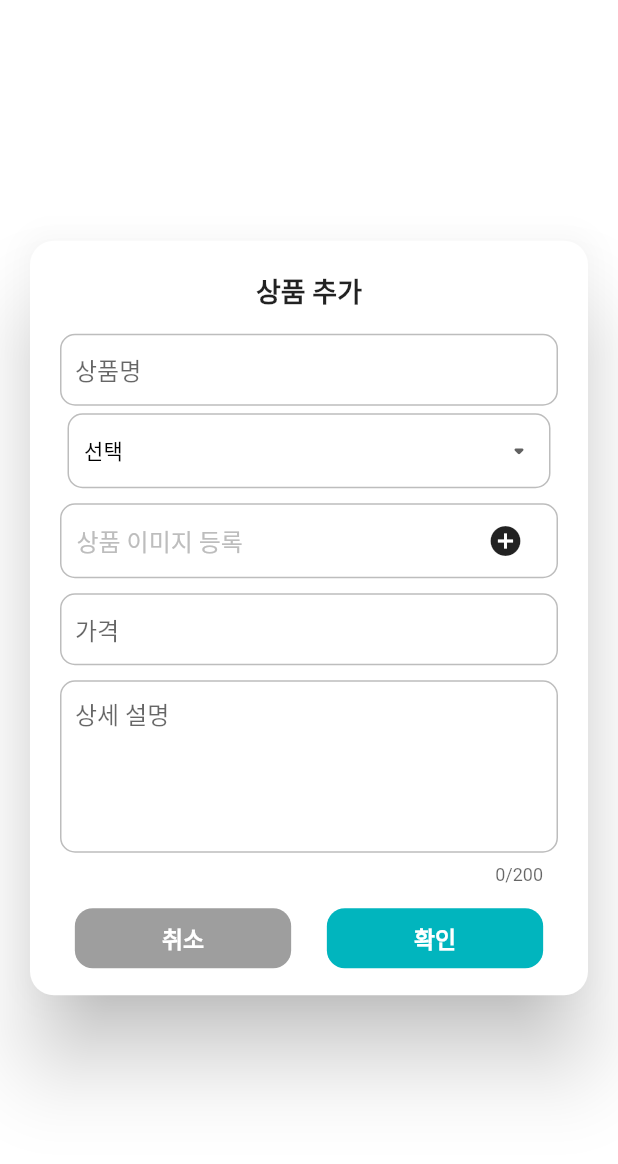
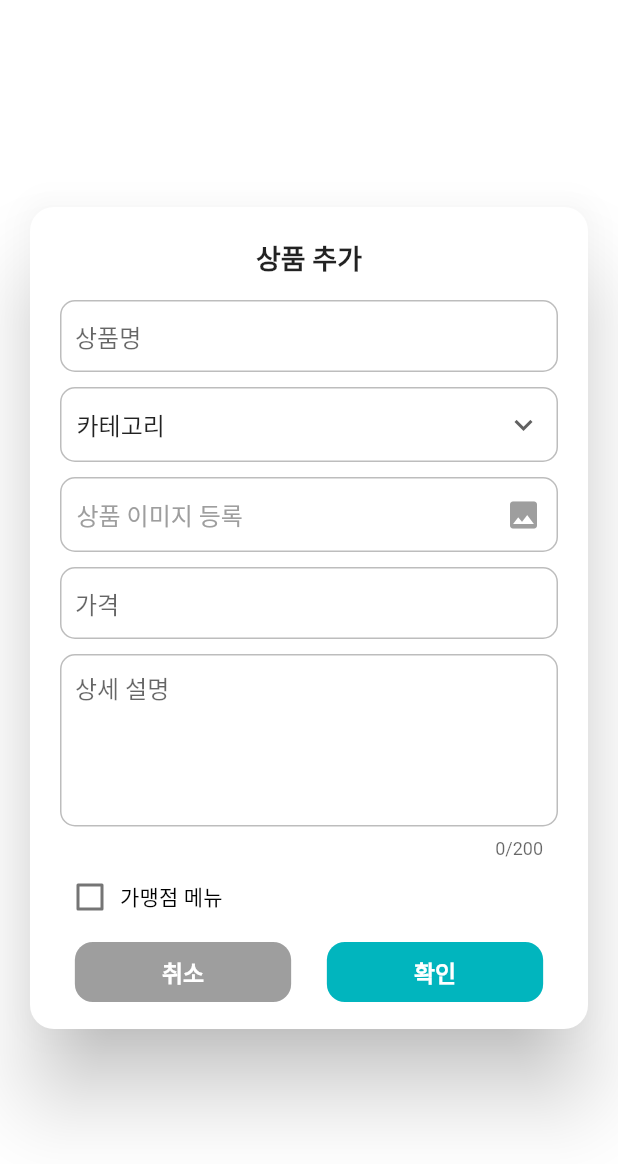
Before and after one commit to isyouhoney/dajung_logistics_app, a Flutter app: the AddItem widget shown alone on an empty page, opened directly, after a tap on "확인", on a phone screen of 412 x 824 dp. Shown: the top 1164 px of the screen. Run offline on Flutter 3.47's test engine with Material 3 defaults, Android fonts, the phone set to English and light mode, and no system bars; our stand-ins replace firebase_auth, firebase_core, firebase_messaging, firebase_remote_config, flutter_dotenv, flutter_secure_storage and 7 more; accounts and stored records are empty; network calls fail; project files that could hold a hidden picture were left out.

Commit message:
feat:[메인매장]제품 관리/제품 등록 페이지 제작완료

```diff
--- a/lib/models/item.dart
+++ b/lib/models/item.dart
@@ -16,7 +16,7 @@ class Item with _$Item {
     required String description,
     required ItemCategory category,
     ItemStatus? status,
-    required User owner,
+    User? owner,
     List<Role>? targets,
 }) = _Item;
 
--- a/lib/models/item_category.dart
+++ b/lib/models/item_category.dart
@@ -9,9 +9,10 @@ part 'item_category.g.dart';
 class ItemCategory with _$ItemCategory {
   const ItemCategory._();
   factory ItemCategory({
+    required int id,
     required String categoryName,
-    required User mainStore,
-    required Item items,
+    User? mainStore,
+    List<Item>? items,
 }) = _ItemCategory;
 
   factory ItemCategory.fromJson(Map<String, dynamic> json) =>
--- a/lib/repositories/item_repository.dart
+++ b/lib/repositories/item_repository.dart
@@ -1,5 +1,6 @@
 import 'dart:convert';
 import 'package:bakery_app/models/item.dart';
+import 'package:bakery_app/models/item_category.dart';
 import 'package:bakery_app/models/term.dart';
 import 'package:bakery_app/models/user.dart';
 import 'package:bakery_app/utils/configs.dart';
@@ -33,15 +34,48 @@ class ItemRepository extends GetxController {
 
     if (bodyStatusCode == 200) {
       List<dynamic> data = responseBody['data'];
-      List<Item> itemList = [];
+      print('item ; $data');
+      // List<Item> itemList = [];
       // data.map((item) {
       //   itemList.add(Item(itemName: '', price: null, images: '', description: '', category: null, status: null, owner: null, targets: null));
       // }).toList();
-      return itemList;
+      return data;
     } else {
       logger.e('제품 리스트 조회 요청 실패: ${response.statusCode}');
     }
   }
+
+  Future<List?> getCategories() async {
+      final Uri url = Uri.parse('$baseUrl/item-category');
+      String? accessToken = await SecureStorage.get(Cached.ACCESS);
+
+      if (accessToken == null) {
+        logger.e('액세스 토큰이 없습니다.');
+        return null;
+      }
+
+      final response = await http.get(
+        url,
+        headers: <String, String>{
+          'Content-Type': 'application/json',
+          'Authorization': 'Bearer $accessToken',
+        },
+      );
+
+      var responseBody = jsonDecode(response.body);
+      var bodyStatusCode = responseBody['statusCode'];
+
+      if (bodyStatusCode == 200) {
+        List<dynamic> data = responseBody['data'];
+        List<ItemCategory> itemList = [];
+        data.map((item) {
+          itemList.add(ItemCategory(id: item['id'], categoryName: item['categoryName']));
+        }).toList();
+        return itemList;
+      } else {
+        logger.e('카테고리 조회 요청 실패: ${response.statusCode}');
+      }
+    }
 
   Future<bool?> postItem(Item item) async {
     final Uri url = Uri.parse('$baseUrl/item');
@@ -64,7 +98,6 @@ class ItemRepository extends GetxController {
         'image' : item.images,
         'description' : item.description,
         'category' : item.category,
-        'owner' : AuthService.to.user,
         'targets' : [
           {"target": "마스터"},
           {"target": "메인"},
@@ -78,8 +111,6 @@ class ItemRepository extends GetxController {
     var bodyStatusCode = responseBody['statusCode'];
 
     if (bodyStatusCode == 200) {
-      Item data = responseBody['data'];
-      print(data);
       return true;
     } else {
       logger.e('제품 등록 요청 실패: ${response.statusCode}');
--- a/lib/view/main/data/data_statistics.dart
+++ b/lib/view/main/data/data_statistics.dart
@@ -28,7 +28,7 @@ class _DataStatisticsState extends State<DataStatistics> {
             ],),
             const SizedBox(height: 10),
             const DatePicker(),
-            const CustomDropdown(),
+            CustomDropdown(),
             Table()
           ]),
     );
--- a/lib/view/main/item/add_item.dart
+++ b/lib/view/main/item/add_item.dart
@@ -1,5 +1,6 @@
 import 'package:bakery_app/models/item.dart';
 import 'package:bakery_app/models/item_category.dart';
+import 'package:bakery_app/utils/themeData.dart';
 import 'package:bakery_app/viewmodels/auth_service.dart';
 import 'package:bakery_app/viewmodels/item_service.dart';
 import 'package:bakery_app/widgets/custom_dropdown.dart';
@@ -7,7 +8,9 @@ import 'package:bakery_app/widgets/custom_textfield.dart';
 import 'package:bakery_app/widgets/custom_widget.dart';
 import 'package:bakery_app/widgets/image_picker/image_picker.dart';
 import 'package:flutter/material.dart';
+import 'package:get/get.dart';
 import 'package:get/get_rx/src/rx_types/rx_types.dart';
+import 'package:get/get_state_manager/src/rx_flutter/rx_obx_widget.dart';
 import 'package:responsive_sizer/responsive_sizer.dart';
 
 class AddItem extends StatefulWidget {
@@ -21,16 +24,17 @@ class _AddItemState extends State<AddItem> {
   late TextEditingController itemNameController;
   late TextEditingController priceController;
   late TextEditingController descriptionController;
-  late String image;
-  late RxBool subStore;
+  RxList<String> categoryNameList = ['카테고리'].obs;
+  List<dynamic> categoryList=[];
+  RxBool subStore = false.obs;
 
   @override
   void initState() {
     super.initState();
+    getCategoryNameList();
     itemNameController = TextEditingController();
     priceController = TextEditingController();
     descriptionController = TextEditingController();
-    subStore = false.obs;
   }
 
   @override
@@ -39,6 +43,13 @@ class _AddItemState extends State<AddItem> {
     priceController.dispose();
     descriptionController.dispose();
     super.dispose();
+  }
+
+  Future getCategoryNameList() async{
+    categoryList = (await ItemService.to.fetchCategories())!;
+    for (var e in categoryList) {
+      categoryNameList.add(e.categoryName);
+    }
   }
 
   @override
@@ -54,17 +65,28 @@ class _AddItemState extends State<AddItem> {
           content: SingleChildScrollView(
             child: Column(children: [
               CustomTextField(hintText: '상품명', controller: itemNameController),
-              const CustomDropdown(),
-              const CustomImagePicker(),
+              CustomDropdown(list: categoryNameList.value, selectedValue: ItemService.to.addItemCategory),//, selectedValue: ItemService.to.addItemCategory),
+              CustomImagePicker(),
               CustomTextField(hintText: '가격', controller: priceController),
               CustomTextField(hintText: '상세 설명', controller: descriptionController, maxLine: 5,counterText: true,),
+              Obx(()=>Row(
+                children: [
+                  Checkbox(value: subStore.value, onChanged: (value) => subStore.value = value!, materialTapTargetSize: MaterialTapTargetSize.shrinkWrap, activeColor: CC.mainColor),
+                  Text('가맹점 메뉴', style: Theme.of(context).textTheme.titleSmall)
+                ],
+              ),)
             ],),
           ),
           actions: [
           Row(mainAxisAlignment: MainAxisAlignment.spaceAround,children: [
             CW.textButton('취소',onPressed: ()=>Navigator.of(context).pop(), width: 35.w, height: 40, color: Colors.grey),
             CW.textButton('확인', onPressed: (){
-            }, width: 35.w, height: 40)])
+              ItemCategory category = ItemCategory(id: 0, categoryName: ItemService.to.addItemCategory!.value);
+                  categoryList.forEach((e){if(e.categoryName==ItemService.to.addItemCategory?.value) category = e;});
+              ItemService.to.addItem(Item(itemName: itemNameController.text, price: int.parse(priceController.text), images: ItemService.to.addItemImage.value, description: descriptionController.text, category: category));
+            Get.back();
+            setState(() {});
+              }, width: 35.w, height: 40)])
           ],
         );
   }
--- a/lib/view/main/item/item_management.dart
+++ b/lib/view/main/item/item_management.dart
@@ -1,5 +1,3 @@
-import 'package:bakery_app/utils/themeData.dart';
-import 'package:bakery_app/view/main/item/add_item.dart';
 import 'package:bakery_app/viewmodels/item_service.dart';
 import 'package:bakery_app/widgets/add_item_button.dart';
 import 'package:bakery_app/widgets/custom_container.dart';
@@ -27,21 +25,12 @@ class ItemManagement extends StatelessWidget {
                   return const Center(child: Text("오류가 발생했습니다."));
                 }
                 print(snapshot.data);
-                return ItemField(name: '소금빵');
+                return Column(children:
+
+                snapshot.data!.map((e)=>ItemField(name: e['itemName'])).toList()
+                );
               }),
-          // Expanded(
-          //   child: ListView.builder(
-          //     shrinkWrap: true,
-          //     physics: const NeverScrollableScrollPhysics(),
-          //     itemBuilder: (BuildContext context, int index) {
-          //     return ItemField(name: '상품명');
-          //   },),
-          // ),
-          const ItemField(name: '소금빵'),
-          const ItemField(name: '대파크림치즈 소금빵'),
-          const ItemField(name: '초코 소금빵'),
-          const ItemField(name: '치아바타'),
-          AddItemButton()
+          const AddItemButton()
         ]),
       ),
     );
--- a/lib/view/main/stock/stock_field.dart
+++ b/lib/view/main/stock/stock_field.dart
@@ -15,7 +15,7 @@ class StockField extends StatelessWidget {
       child: Row(children: [
         Text(name, style: Theme.of(context).textTheme.titleSmall),
         const Spacer(),
-        const CustomDropdown(width: 100, height: 40,)
+        CustomDropdown(width: 100, height: 40,)
       ],),
     );
   }
--- a/lib/view/sub/order/widgets/order_form.dart
+++ b/lib/view/sub/order/widgets/order_form.dart
@@ -27,7 +27,7 @@ class OrderForm extends StatelessWidget {
   Widget orderItem(BuildContext context){
     return ItemFieldLayout(name: '올리브 치아바타',
         mainWidget: Column(children: [
-          const CustomDropdown(width: 80,height: 40,),
+          CustomDropdown(width: 80,height: 40,),
           Text('재고 : 10EA', style: TextStyle(color: CC.errorColor),)
         ],),
         subWidget:CW.textButton('상세', width: 60, height: 40, color: CC.mainColor, radius: 10,
--- a/lib/viewmodels/item_service.dart
+++ b/lib/viewmodels/item_service.dart
@@ -1,11 +1,12 @@
 import 'package:bakery_app/models/item.dart';
 import 'package:bakery_app/repositories/item_repository.dart';
-import 'package:flutter/cupertino.dart';
 import 'package:get/get.dart';
 
 class ItemService extends GetxService {
   final ItemRepository itemRepository = ItemRepository();
   static ItemService get to => Get.find();
+  final RxString addItemCategory = '카테고리'.obs;
+  final addItemImage = ''.obs;
 
   Future<List?> fetchItems() async {
     var fetchedItems = await itemRepository.getItems();
@@ -13,6 +14,14 @@ class ItemService extends GetxService {
       return fetchedItems;
     } else {
       print('제품목록을 불러오는데 실패했습니다.');
+    }
+  }
+  Future<List?> fetchCategories() async {
+    var fetchedCategories = await itemRepository.getCategories();
+    if (fetchedCategories != null){
+      return fetchedCategories;
+    } else {
+      print('카테고리 목록을 불러오는데 실패했습니다.');
     }
   }
 
--- a/lib/widgets/custom_dropdown.dart
+++ b/lib/widgets/custom_dropdown.dart
@@ -1,22 +1,33 @@
+import 'package:bakery_app/viewmodels/item_service.dart';
 import 'package:flutter/material.dart';
+import 'package:get/get_rx/src/rx_types/rx_types.dart';
+import 'package:get/get_state_manager/src/rx_flutter/rx_obx_widget.dart';
 import 'package:responsive_sizer/responsive_sizer.dart';
 
-class CustomDropdown extends StatelessWidget {
-  const CustomDropdown({super.key, this.height, this.width}); //required this.list});
-  // final List list;
+class CustomDropdown extends StatefulWidget {
+  CustomDropdown(
+      {super.key, this.height, this.width, this.list, this.selectedValue,
+      });
+
+  final List<String>? list;
   final double? height;
   final double? width;
+  final RxString? selectedValue;
 
   @override
+  State<CustomDropdown> createState() => _CustomDropdownState();
+}
+
+class _CustomDropdownState extends State<CustomDropdown> {
+  @override
   Widget build(BuildContext context) {
-    const List<String> list = <String>['선택', '1', '2', '3','4','5'];
-    String dropdownValue = list.first;
+    const List<String> noList = ['선택'];
 
       return Padding(
-      padding: const EdgeInsets.fromLTRB(5,0,5,5),
+      padding: const EdgeInsets.symmetric(vertical: 5),
       child: Container(
-        height: height??50,
-        width: width??100.w,
+        height: widget.height ?? 50,
+        width: widget.width ?? 100.w,
         padding: const EdgeInsets.all(10),
         decoration: BoxDecoration(
           borderRadius: BorderRadius.circular(10),
@@ -24,24 +35,31 @@ class CustomDropdown extends StatelessWidget {
             color: Colors.grey.shade400,
           ),
         ),
-        child: DropdownButton(
+        child: Obx(()=>DropdownButton(
+          style: Theme.of(context).textTheme.bodyLarge?.copyWith(color: widget.selectedValue?.value == widget.list?.first ? Colors.grey : Colors.black),
             underline: const SizedBox.shrink(),
             isExpanded: true,
-          value: dropdownValue,
-          icon: const Icon(Icons.arrow_drop_down_rounded,size: 20),
+            value: widget.selectedValue?.value,
+            icon: const Icon(Icons.keyboard_arrow_down),
             elevation: 16,
             borderRadius: BorderRadius.circular(10),
             onChanged: (String? value) {
-              dropdownValue = value!;
+              widget.selectedValue?.value = value!;
+              print('widget.selectedValue?.value : ${widget.selectedValue?.value}');
             },
-          items: list.map<DropdownMenuItem<String>>((String value) {
+            items: widget.list != null
+                ? widget.list!.map<DropdownMenuItem<String>>((String value) {
                     return DropdownMenuItem<String>(
                       value: value,
-              child: Text(value, style: Theme.of(context).textTheme.titleSmall,),
+                      child: Text(value, style: Theme.of(context).textTheme.bodyLarge),
                     );
-          }).toList(),
-        ),
-      ),
+                  }).toList()
+                : noList.map((value) {
+                    return DropdownMenuItem<String>(
+                      value: widget.selectedValue?.value,
+                      child: Text(value, style: Theme.of(context).textTheme.bodyLarge),
                     );
+                  }).toList())),
+      ));
   }
 }
--- a/lib/widgets/image_picker/image_picker.dart
+++ b/lib/widgets/image_picker/image_picker.dart
@@ -1,10 +1,13 @@
-import 'package:bakery_app/widgets/custom_textfield.dart';
+import 'package:bakery_app/viewmodels/item_service.dart';
 import 'package:flutter/material.dart';
+import 'package:get/get.dart';
+import 'package:get/get_state_manager/src/rx_flutter/rx_obx_widget.dart';
 import 'package:image_picker/image_picker.dart';
 import 'package:responsive_sizer/responsive_sizer.dart';
 
 class CustomImagePicker extends StatefulWidget {
-  const CustomImagePicker({super.key});
+  CustomImagePicker({super.key});//, required this.image});
+  // late final ValueChanged<String> image;
 
   @override
   State<CustomImagePicker> createState() => _CustomImagePickerState();
@@ -13,16 +16,16 @@ class CustomImagePicker extends StatefulWidget {
 class _CustomImagePickerState extends State<CustomImagePicker> {
   @override
   Widget build(BuildContext context) {
-    final TextEditingController controller = TextEditingController();
-    XFile? _image;
+    XFile? image;
+    // RxString imagePath = ''.obs;
     final ImagePicker picker = ImagePicker();
 
     Future getImage(ImageSource imageSource) async {
       final XFile? pickedFile = await picker.pickImage(source: imageSource);
       if (pickedFile != null) {
-        setState(() {
-          _image = XFile(pickedFile.path);
-        });
+          image = XFile(pickedFile.path);
+          ItemService.to.addItemImage.value = image!.path;
+          // widget.image(imagePath.value);
       }
     }
 
@@ -41,17 +44,15 @@ class _CustomImagePickerState extends State<CustomImagePicker> {
             child: Row(
               mainAxisAlignment: MainAxisAlignment.spaceBetween,
               children: [
-                Text('상품 이미지 등록',
-                    style: Theme.of(context)
-                        .textTheme
-                        .bodyLarge
-                        ?.copyWith(color: Colors.grey.shade400)),
-                IconButton(
-                  onPressed: () {
+                Obx(()=>SizedBox(width: 65.w,
+                  child: Text(ItemService.to.addItemImage.value == ''?'상품 이미지 등록':ItemService.to.addItemImage.value,overflow: TextOverflow.fade,softWrap: false,
+                      style: Theme.of(context).textTheme.bodyLarge?.copyWith(color: Colors.grey)),
+                )),
+                GestureDetector(
+                  onTap: () {
                     getImage(ImageSource.gallery);
                   },
-                  icon: const Icon(Icons.add_circle),
-                  padding: const EdgeInsets.all(0),
+                  child: const Icon(Icons.image, color: Colors.grey,),
                 )
               ],
             )));
```
Also changed, not shown: lib/models/item.freezed.dart, lib/models/item.g.dart, lib/models/item_category.freezed.dart, lib/models/item_category.g.dart. Lines whose indentation alone changed are shown as unchanged.
